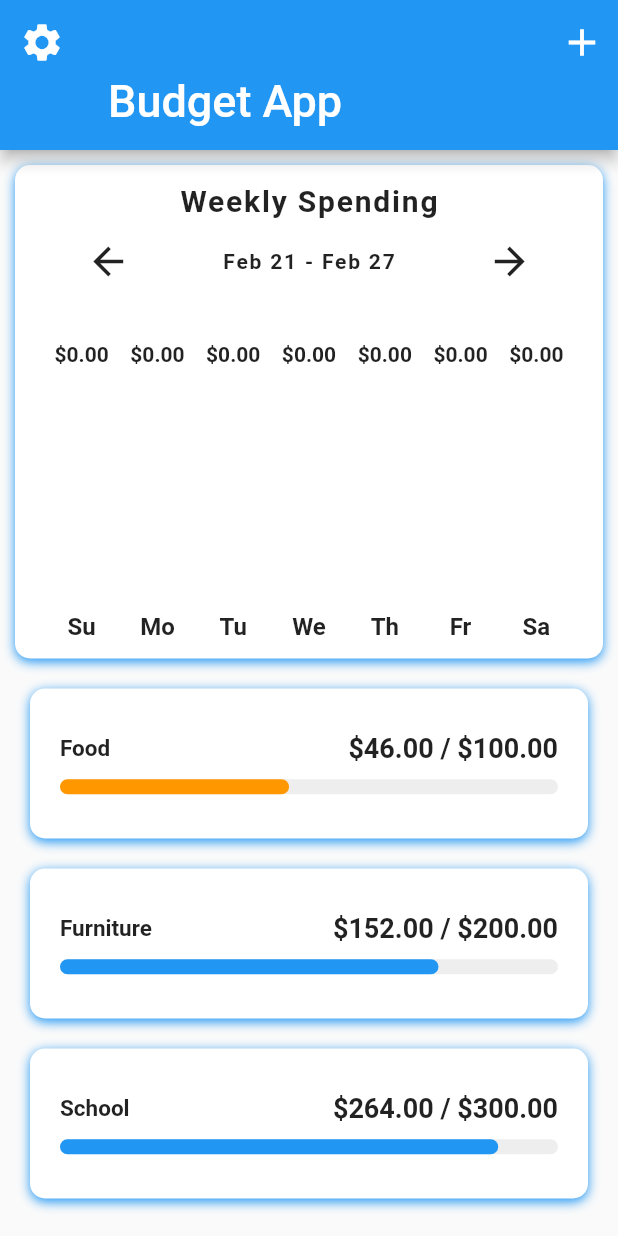
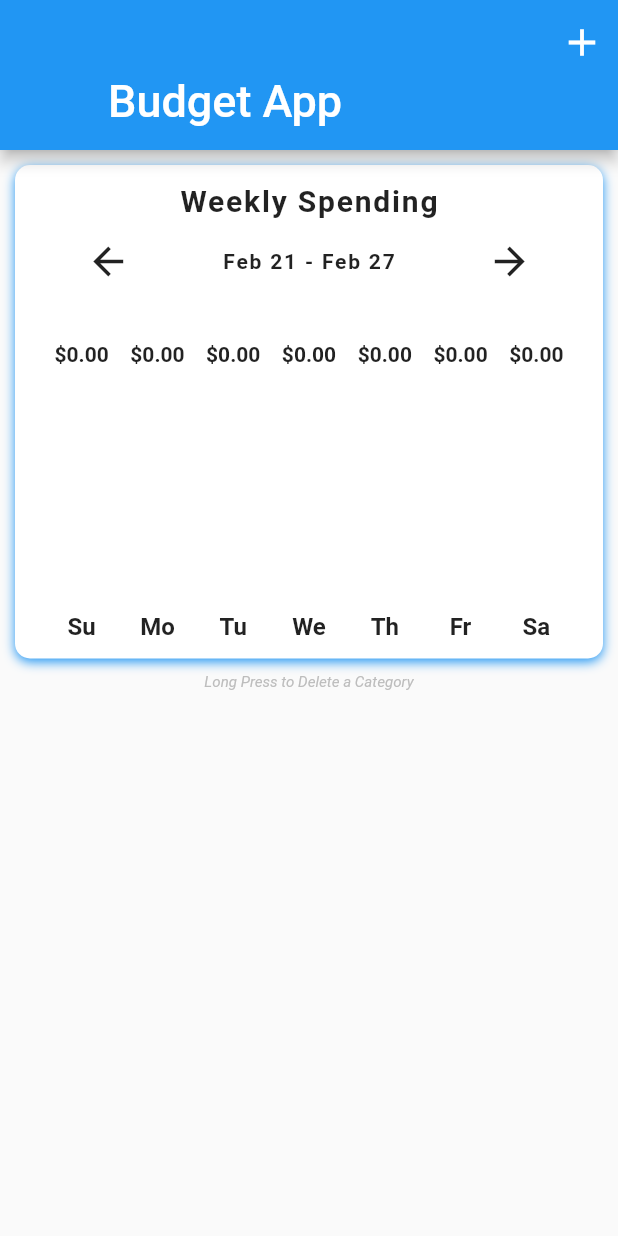
Before and after one commit to lyledane/budgetapp, a Flutter app: the screen it shows after launch, after a tap on the "arrow forward" icon, on a phone screen of 412 x 824 dp. Run offline on Flutter 3.47's test engine with Material 2 defaults, Android fonts, the phone set to English and light mode, and no system bars; our stand-ins replace sqflite; accounts and stored records are empty.

Commit message:
sql functionalities

```diff
--- a/lib/data/dummy_data.dart
+++ b/lib/data/dummy_data.dart
@@ -1,32 +1,32 @@
-import 'package:flutter_budget_ui/data/dummy_data_expenses.dart';
-import 'package:flutter_budget_ui/models/category_model.dart';
-import 'package:flutter_budget_ui/models/expense_model.dart';
+// import 'package:flutter_budget_ui/data/dummy_data_expenses.dart';
+// import 'package:flutter_budget_ui/models/category_model.dart';
+// import 'package:flutter_budget_ui/models/expense_model.dart';
 
-List<Expense> itemList = dummyDataExpense;
-List<Category> dummyCategories = [
-  Category(
-    catId: 0,
-    name: 'Food',
-    maxAmount: 100,
-    spentAmount: totalCalculator(0),
-  ),
-  Category(
-      catId: 1,
-      name: 'Furniture',
-      maxAmount: 200,
-      spentAmount: totalCalculator(1)),
-  Category(
-      catId: 2,
-      name: 'School',
-      maxAmount: 300,
-      spentAmount: totalCalculator(2)),
-];
+// List<Expense> itemList = dummyDataExpense;
+// List<Category> dummyCategories = [
+//   Category(
+//     catId: 0,
+//     name: 'Food',
+//     maxAmount: 100,
+//     spentAmount: totalCalculator(0),
+//   ),
+//   Category(
+//       catId: 1,
+//       name: 'Furniture',
+//       maxAmount: 200,
+//       spentAmount: totalCalculator(1)),
+//   Category(
+//       catId: 2,
+//       name: 'School',
+//       maxAmount: 300,
+//       spentAmount: totalCalculator(2)),
+// ];
 
-double totalCalculator(int thiscatID) {
-  double sum = 0;
-  for (var i = 0; i < itemList.length; i++) {
-    if (itemList[i].catId == thiscatID) sum += itemList[i].itemCost;
-  }
-  print(sum);
-  return sum;
-}
+// double totalCalculator(int thiscatID) {
+//   double sum = 0;
+//   for (var i = 0; i < itemList.length; i++) {
+//     if (itemList[i].catId == thiscatID) sum += itemList[i].itemCost;
+//   }
+//   print(sum);
+//   return sum;
+// }
--- a/lib/models/category_model.dart
+++ b/lib/models/category_model.dart
@@ -1,8 +1,18 @@
+import 'package:flutter/material.dart';
+
 class Category {
-  final int catId;
-  final String name;
-  final double maxAmount;
-  final double spentAmount;
+  int catId;
+  String name;
+  double maxAmount;
+  double spentAmount;
 
-  Category({this.spentAmount, this.catId, this.name, this.maxAmount});
+  categoryMap() {
+    var mapping = Map<String, dynamic>();
+    mapping['catId'] = catId;
+    mapping['catName'] = name;
+    mapping['maxAmount'] = maxAmount;
+    mapping['spentAmount'] = spentAmount;
+
+    return mapping;
+  }
 }
--- /dev/null
+++ b/lib/repositories/database_connection.dart
@@ -0,0 +1,30 @@
+import 'package:sqflite/sqflite.dart';
+import 'package:path/path.dart';
+import 'package:path_provider/path_provider.dart';
+
+class DatabaseConnection {
+  setDatabase() async {
+    var directory = await getApplicationDocumentsDirectory();
+    var path = join(directory.path, 'db_budgetAppSam_sqflite');
+    var database =
+        await openDatabase(path, version: 1, onCreate: _onCreatingDatabase);
+    return database;
+  }
+
+  _onCreatingDatabase(Database database, int version) async {
+    database.execute("create table category(" +
+        "catId INTEGER PRIMARY KEY," +
+        "catName TEXT," +
+        "maxAmount REAL," +
+        "spentAmount REAL" +
+        ");"
+            "create table expense(" +
+        "expenseId INTEGER PRIMARY KEY," +
+        "catId INTEGER," +
+        "expenseName TEXT," +
+        "spentAmount REAL," +
+        "spentDate TEXT," +
+        "FOREIGN KEY (catId) REFERENCES category(catId)" +
+        ");");
+  }
+}
--- /dev/null
+++ b/lib/repositories/repository.dart
@@ -0,0 +1,43 @@
+import 'package:flutter_budget_ui/repositories/database_connection.dart';
+import 'package:sqflite/sqflite.dart';
+
+class Repository {
+  DatabaseConnection _databaseConnection;
+
+  Repository() {
+    _databaseConnection = DatabaseConnection();
+  }
+  static Database _database;
+
+  Future<Database> get database async {
+    if (_database != null) return _database;
+    _database = await _databaseConnection.setDatabase();
+    return _database;
+  }
+
+  insertData(table, data) async {
+    var connection = await database;
+    return await connection.insert(table, data);
+  }
+
+  readData(table) async {
+    var connection = await database;
+    return await connection.query(table);
+  }
+
+  readDataById(table, itemId) async {
+    var connection = await database;
+    return await connection.query(table, where: 'id=?', whereArgs: [itemId]);
+  }
+
+  updateData(table, data) async {
+    var connection = await database;
+    return await connection
+        .update(table, data, where: 'id=?', whereArgs: [data['id']]);
+  }
+
+  deleteData(table, itemId) async {
+    var connection = await database;
+    return await connection.rawDelete("DELETE FROM $table where id = $itemId");
+  }
+}
--- a/lib/screens/home_screen.dart
+++ b/lib/screens/home_screen.dart
@@ -1,11 +1,14 @@
 import 'package:flutter/material.dart';
-import 'package:flutter_budget_ui/data/dummy_data.dart';
 import 'package:flutter_budget_ui/data/dummy_data_expenses.dart';
 import 'package:flutter_budget_ui/helpers/color_helper.dart';
 import 'package:flutter_budget_ui/models/category_model.dart';
 import 'package:flutter_budget_ui/models/expense_model.dart';
+import 'package:flutter_budget_ui/screens/addEdit.dart';
 import 'package:flutter_budget_ui/screens/category_screen.dart';
+import 'package:flutter_budget_ui/services/category_service.dart';
 import 'package:flutter_budget_ui/widgets/bar_chart.dart';
+import 'package:intl/intl.dart';
+import 'package:sqflite/sqflite.dart';
 
 class HomeScreen extends StatefulWidget {
   @override
@@ -13,6 +16,30 @@ class HomeScreen extends StatefulWidget {
 }
 
 class _HomeScreenState extends State<HomeScreen> {
+  var _categoryService = CategoryService();
+  List<Category> _categoryList = List<Category>();
+  @override
+  void initState() {
+    getAllCategories();
+
+    super.initState();
+  }
+
+  getAllCategories() async {
+    _categoryList = List<Category>();
+    var categories = await _categoryService.getCategory();
+    categories.forEach((category) {
+      setState(() {
+        var categoryModel = Category();
+        categoryModel.catId = category['catId'];
+        categoryModel.name = category['catName'];
+        categoryModel.maxAmount = category['maxAmount'];
+        categoryModel.spentAmount = category['spentAmount'];
+        _categoryList.add(categoryModel);
+      });
+    });
+  }
+
   List<Expense> _catItems(catId) {
     List<Expense> items = [];
     dummyDataExpense.forEach((Expense expense) {
@@ -34,6 +61,37 @@ class _HomeScreenState extends State<HomeScreen> {
           ),
         ),
       ),
+      onLongPress: () {
+        return showDialog(
+            context: context,
+            barrierDismissible: true,
+            builder: (param) {
+              return AlertDialog(
+                title: Text('Delete ${category.name}?'),
+                actions: [
+                  RaisedButton(
+                      child: Text('No'),
+                      onPressed: () => Navigator.pop(context)),
+                  RaisedButton(
+                    child: Text('Yes'),
+                    onPressed: () async {
+                      var resulti =
+                          await _categoryService.deleteCategory(category.catId);
+                      if (resulti > 0) {
+                        Navigator.pop(context);
+                        getAllCategories();
+                        showDialog(
+                            context: context,
+                            builder: (param) {
+                              return AlertDialog(title: Text('Updated!'));
+                            });
+                      }
+                    },
+                  )
+                ],
+              );
+            });
+      },
       child: Container(
         margin: EdgeInsets.symmetric(horizontal: 20.0, vertical: 10.0),
         padding: EdgeInsets.all(20.0),
@@ -121,11 +179,6 @@ class _HomeScreenState extends State<HomeScreen> {
             floating: true,
             // pinned: true,
             expandedHeight: 100.0,
-            leading: IconButton(
-              icon: Icon(Icons.settings),
-              iconSize: 30.0,
-              onPressed: () {},
-            ),
             flexibleSpace: FlexibleSpaceBar(
               title: Text('Budget App'),
             ),
@@ -133,7 +186,11 @@ class _HomeScreenState extends State<HomeScreen> {
               IconButton(
                 icon: Icon(Icons.add),
                 iconSize: 30.0,
-                onPressed: () {},
+                onPressed: () => Navigator.push(
+                  context,
+                  MaterialPageRoute(
+                      builder: (_) => AddEditTemp(mode: "Add Category")),
+                ),
               ),
             ],
           ),
@@ -156,12 +213,23 @@ class _HomeScreenState extends State<HomeScreen> {
                     ),
                     child: BarChart(),
                   );
+                } else if (index == 1) {
+                  return Text(
+                    'Long Press to Delete a Category',
+                    textAlign: TextAlign.center,
+                    style: TextStyle(
+                        fontStyle: FontStyle.italic,
+                        color: Colors.grey[400],
+                        fontSize: 10),
+                  );
+                } else if (_categoryList.length != 0) {
+                  final Category category = _categoryList[index - 2];
+                  return _buildCategory(category);
                 } else {
-                  final Category category = dummyCategories[index - 1];
-                  return _buildCategory(category);
+                  return Container();
                 }
               },
-              childCount: 1 + dummyCategories.length,
+              childCount: 2 + _categoryList.length,
             ),
           ),
         ],
--- /dev/null
+++ b/lib/services/category_service.dart
@@ -0,0 +1,20 @@
+import 'package:flutter_budget_ui/models/category_model.dart';
+import 'package:flutter_budget_ui/repositories/repository.dart';
+
+class CategoryService {
+  Repository _repository;
+  CategoryService() {
+    _repository = Repository();
+  }
+  saveCategory(Category category) async {
+    return await _repository.insertData('category', category.categoryMap());
+  }
+
+  getCategory() async {
+    return _repository.readData('category');
+  }
+
+  deleteCategory(int itemId) async {
+    return _repository.deleteData('category', itemId);
+  }
+}
--- a/pubspec.yaml
+++ b/pubspec.yaml
@@ -19,12 +19,10 @@ environment:
 dependencies:
   flutter:
     sdk: flutter
-<<<<<<< HEAD
   intl: ^0.16.1
+  sqflite: ^1.3.2+3
+  path_provider: ^1.6.27
 
-=======
-  intl: ^0.16.1
->>>>>>> lorenelleAddEdit
   # The following adds the Cupertino Icons font to your application.
   # Use with the CupertinoIcons class for iOS style icons.
   cupertino_icons: ^0.1.2
```
Also changed, not shown: lib/screens/addEdit.dart (added, +50 -0 lines), lib/screens/addedit_screen.dart (added, +147 -0 lines), pubspec.lock, 1 other file.
